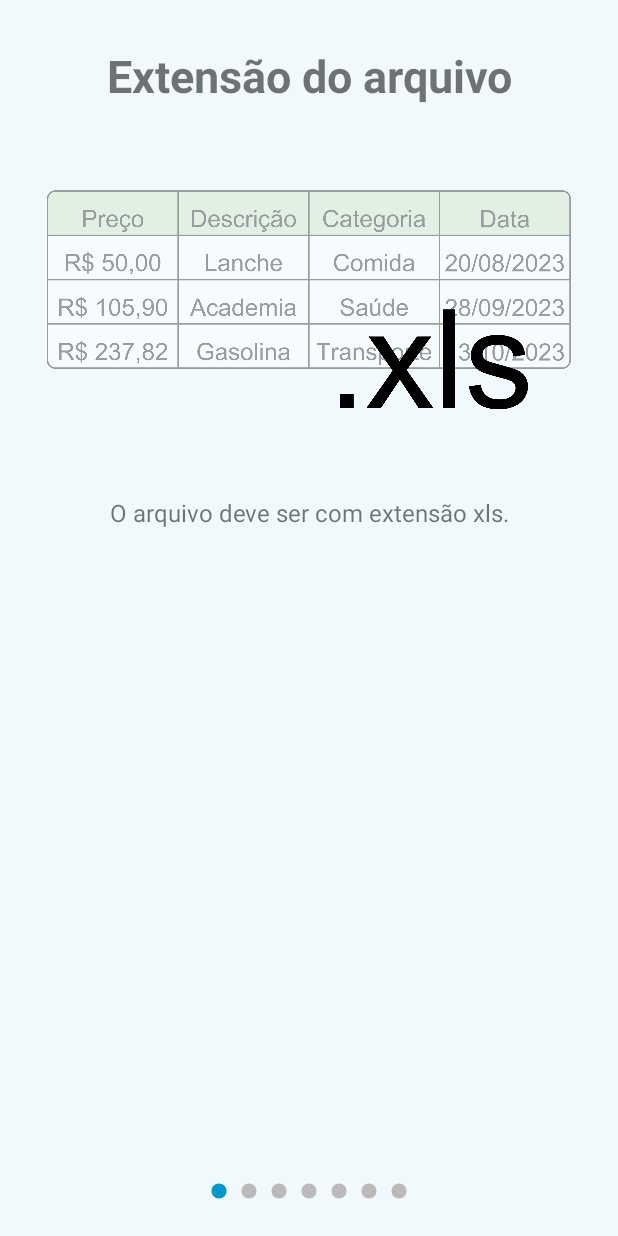
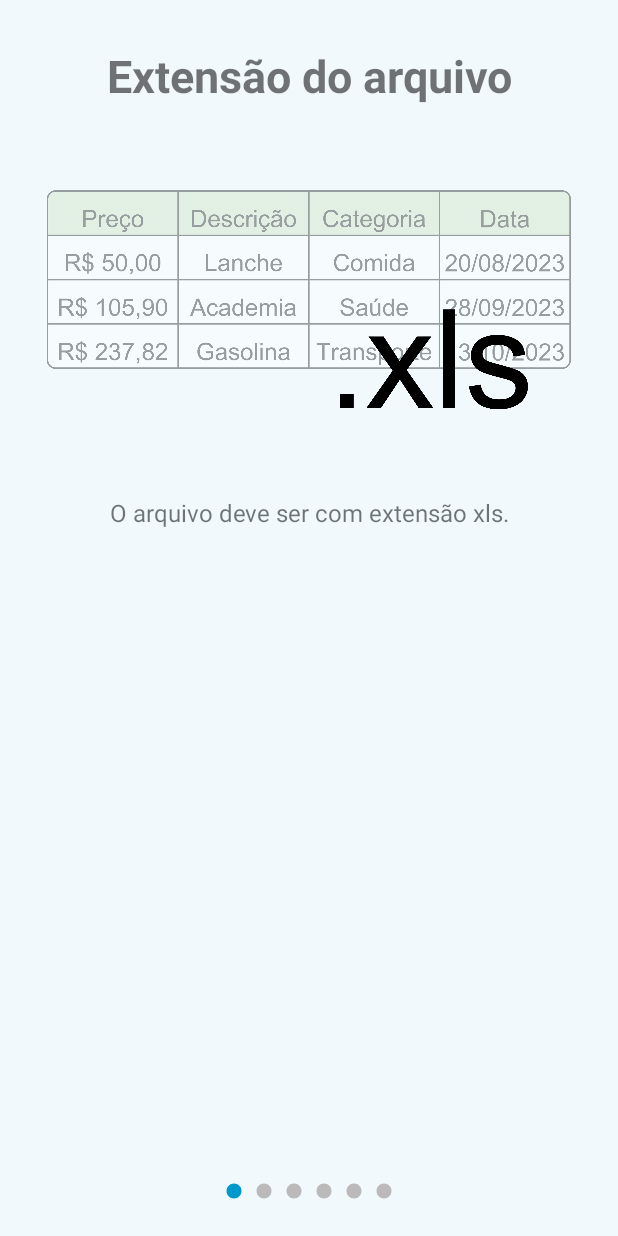
Before and after one commit to vinirecoaro/FICO, an Android app: the ComonExpenseImportFileInstructionsActivity screen opened directly, with no data from a screen before it, on a phone screen of 412 x 824 dp. Run offline under Robolectric (Android 15) with nearby library versions, the phone set to English and light mode, and no system bars.

Commit message:
Instructions to update data from file - removed instructions of time necessary to update data

```diff
--- a/app/src/main/java/com/example/fico/ui/activities/expense/ComonExpenseImportFileInstructionsActivity.kt
+++ b/app/src/main/java/com/example/fico/ui/activities/expense/ComonExpenseImportFileInstructionsActivity.kt
@@ -71,19 +71,6 @@ class ComonExpenseImportFileInstructionsActivity : AppCompatActivity() {
                     R.drawable.import_file_instructions_warning_black
                 ),
                 "Não inserir gastos parcelados através\ndesta opção.",
-                false
-            ),
-            ImportFileInstructionsComponents(
-                "Conexão com a Internet",
-                setImageBasedOnTheme(
-                    R.drawable.baseline_wifi_24_light,
-                    R.drawable.baseline_wifi_24_black
-                ),
-                "Ao utilizar esse método certifique-se de\n" +
-                        "ter uma boa conexão com a internet.\n\n" +
-                        "Adicionar 100 gastos - 10 seg.\n" +
-                        "Adicionar 1000 gastos - 1 min. e 40 seg.\n" +
-                        "Adicionar 5000 gastos - 8 min. e 20 seg.",
                 true
             ),
         )
@@ -99,7 +86,6 @@ class ComonExpenseImportFileInstructionsActivity : AppCompatActivity() {
                 binding.dot4.setImageResource(R.drawable.ic_dot_unselected_light)
                 binding.dot5.setImageResource(R.drawable.ic_dot_unselected_light)
                 binding.dot6.setImageResource(R.drawable.ic_dot_unselected_light)
-                binding.dot7.setImageResource(R.drawable.ic_dot_unselected_light)
             }
             Configuration.UI_MODE_NIGHT_NO -> {
                 binding.dot1.setImageResource(R.drawable.ic_dot_unselected_black)
@@ -108,7 +94,6 @@ class ComonExpenseImportFileInstructionsActivity : AppCompatActivity() {
                 binding.dot4.setImageResource(R.drawable.ic_dot_unselected_black)
                 binding.dot5.setImageResource(R.drawable.ic_dot_unselected_black)
                 binding.dot6.setImageResource(R.drawable.ic_dot_unselected_black)
-                binding.dot7.setImageResource(R.drawable.ic_dot_unselected_black)
             }
             Configuration.UI_MODE_NIGHT_UNDEFINED -> {}
         }
@@ -144,7 +129,6 @@ class ComonExpenseImportFileInstructionsActivity : AppCompatActivity() {
             binding.dot4.setImageResource(R.drawable.ic_dot_unselected_black)
             binding.dot5.setImageResource(R.drawable.ic_dot_unselected_black)
             binding.dot6.setImageResource(R.drawable.ic_dot_unselected_black)
-            binding.dot7.setImageResource(R.drawable.ic_dot_unselected_black)
         }
         else if(currentPosition == 1){
             binding.dot1.setImageResource(R.drawable.ic_dot_unselected_black)
@@ -153,7 +137,6 @@ class ComonExpenseImportFileInstructionsActivity : AppCompatActivity() {
             binding.dot4.setImageResource(R.drawable.ic_dot_unselected_black)
             binding.dot5.setImageResource(R.drawable.ic_dot_unselected_black)
             binding.dot6.setImageResource(R.drawable.ic_dot_unselected_black)
-            binding.dot7.setImageResource(R.drawable.ic_dot_unselected_black)
         }
         else if(currentPosition == 2){
             binding.dot1.setImageResource(R.drawable.ic_dot_unselected_black)
@@ -162,7 +145,6 @@ class ComonExpenseImportFileInstructionsActivity : AppCompatActivity() {
             binding.dot4.setImageResource(R.drawable.ic_dot_unselected_black)
             binding.dot5.setImageResource(R.drawable.ic_dot_unselected_black)
             binding.dot6.setImageResource(R.drawable.ic_dot_unselected_black)
-            binding.dot7.setImageResource(R.drawable.ic_dot_unselected_black)
         }
         else if(currentPosition == 3){
             binding.dot1.setImageResource(R.drawable.ic_dot_unselected_black)
@@ -171,7 +153,6 @@ class ComonExpenseImportFileInstructionsActivity : AppCompatActivity() {
             binding.dot4.setImageResource(R.drawable.ic_dot_selected)
             binding.dot5.setImageResource(R.drawable.ic_dot_unselected_black)
             binding.dot6.setImageResource(R.drawable.ic_dot_unselected_black)
-            binding.dot7.setImageResource(R.drawable.ic_dot_unselected_black)
         }
         else if(currentPosition == 4){
             binding.dot1.setImageResource(R.drawable.ic_dot_unselected_black)
@@ -180,7 +161,6 @@ class ComonExpenseImportFileInstructionsActivity : AppCompatActivity() {
             binding.dot4.setImageResource(R.drawable.ic_dot_unselected_black)
             binding.dot5.setImageResource(R.drawable.ic_dot_selected)
             binding.dot6.setImageResource(R.drawable.ic_dot_unselected_black)
-            binding.dot7.setImageResource(R.drawable.ic_dot_unselected_black)
         }
         else if(currentPosition == 5){
             binding.dot1.setImageResource(R.drawable.ic_dot_unselected_black)
@@ -189,16 +169,6 @@ class ComonExpenseImportFileInstructionsActivity : AppCompatActivity() {
             binding.dot4.setImageResource(R.drawable.ic_dot_unselected_black)
             binding.dot5.setImageResource(R.drawable.ic_dot_unselected_black)
             binding.dot6.setImageResource(R.drawable.ic_dot_selected)
-            binding.dot7.setImageResource(R.drawable.ic_dot_unselected_black)
-        }
-        else if(currentPosition == 6){
-            binding.dot1.setImageResource(R.drawable.ic_dot_unselected_black)
-            binding.dot2.setImageResource(R.drawable.ic_dot_unselected_black)
-            binding.dot3.setImageResource(R.drawable.ic_dot_unselected_black)
-            binding.dot4.setImageResource(R.drawable.ic_dot_unselected_black)
-            binding.dot5.setImageResource(R.drawable.ic_dot_unselected_black)
-            binding.dot6.setImageResource(R.drawable.ic_dot_unselected_black)
-            binding.dot7.setImageResource(R.drawable.ic_dot_selected)
         }
     }
 
--- a/app/src/main/res/layout/activity_comon_expense_import_file_instructions.xml
+++ b/app/src/main/res/layout/activity_comon_expense_import_file_instructions.xml
@@ -69,13 +69,6 @@
             android:layout_margin="4dp"
             android:src="@drawable/ic_dot_unselected_black" />
 
-        <ImageView
-            android:id="@+id/dot7"
-            android:layout_width="12dp"
-            android:layout_height="12dp"
-            android:layout_margin="4dp"
-            android:src="@drawable/ic_dot_unselected_black" />
-
     </LinearLayout>
 
 </androidx.constraintlayout.widget.ConstraintLayout>
--- a/app/src/main/res/layout/activity_installment_expense_import_file_instructions.xml
+++ b/app/src/main/res/layout/activity_installment_expense_import_file_instructions.xml
@@ -61,12 +61,6 @@
             android:layout_margin="4dp"
             android:src="@drawable/ic_dot_unselected_black" />
 
-        <ImageView
-            android:id="@+id/dot6"
-            android:layout_width="12dp"
-            android:layout_height="12dp"
-            android:layout_margin="4dp"
-            android:src="@drawable/ic_dot_unselected_black" />
 
     </LinearLayout>
 
```
Also changed, not shown: app/src/main/java/com/example/fico/ui/activities/expense/InstallmentExpenseImportFileInstructionsActivity.kt (+0 -28 lines).
